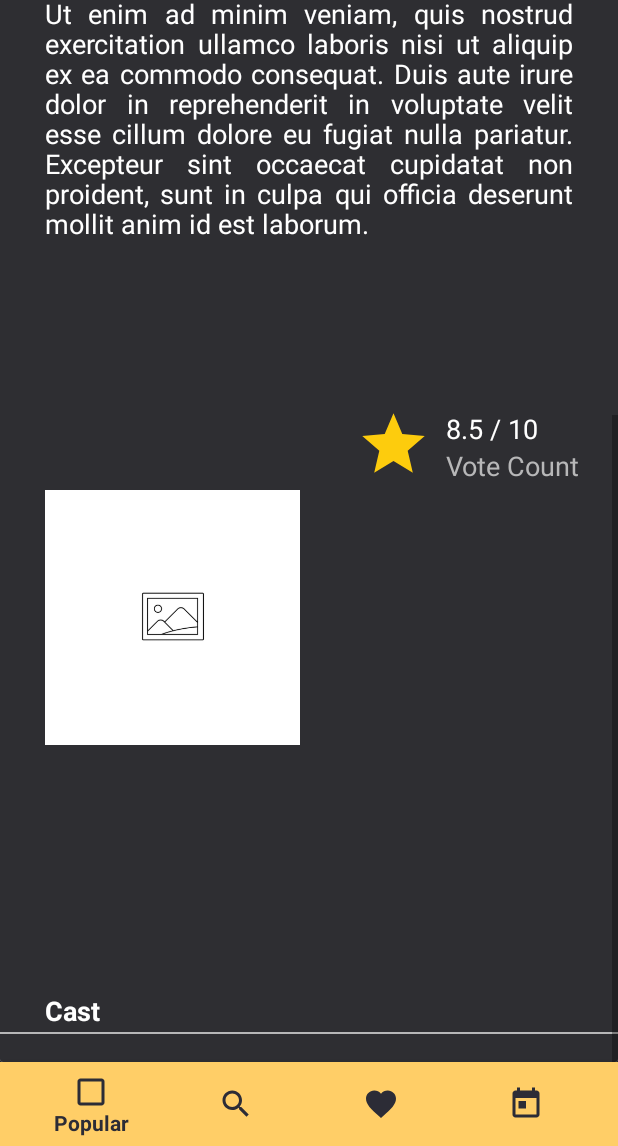
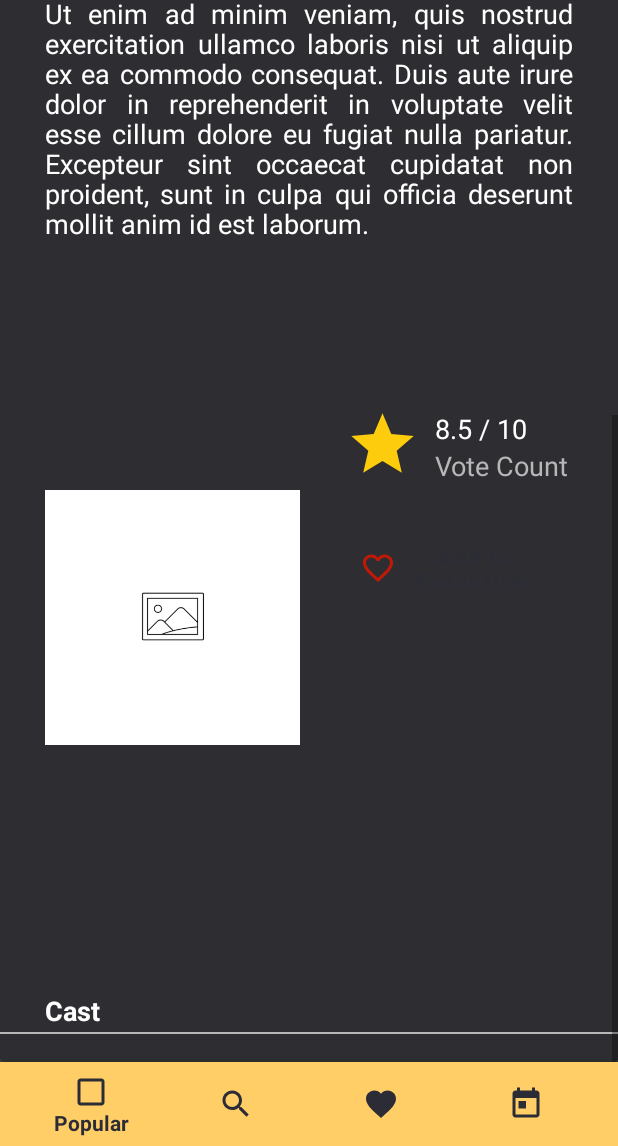
Before and after one commit to nilosh/TheMovies, an Android app: the fragment MovieDetailFragment placed in its activity, scrolled down 463 dp, on a phone screen of 412 x 824 dp, the part 90-1236 px from its top. Run offline under Robolectric (Android 15) with nearby library versions, the phone set to English and light mode, and no system bars; our stand-ins replace Picasso, Volley; network calls fail; pictures from the network do not load; 1 statement that could not run was skipped.

Commit message:
Favourite button added

```diff
--- a/app/src/main/java/com/app/themovies/models/MovieDetails.java
+++ b/app/src/main/java/com/app/themovies/models/MovieDetails.java
@@ -15,6 +15,7 @@ public class MovieDetails {
     ArrayList<Cast> cast;
     private final String poster;
     private final String backdrop;
+    private boolean isFavourite;
 
     public MovieDetails(int id, String title, String tagline, String year, ArrayList<String> genres,
                         String runtime, String description, String voteAverage, String voteCount,
@@ -30,6 +31,7 @@ public class MovieDetails {
         this.voteCount = voteCount;
         this.poster = poster;
         this.backdrop = backdrop;
+        isFavourite = false;
     }
 
     public int getId() {
@@ -87,4 +89,12 @@ public class MovieDetails {
     public void setCast(ArrayList<Cast> cast) {
         this.cast = cast;
     }
+
+    public boolean isFavourite() {
+        return isFavourite;
+    }
+
+    public void setFavourite(boolean favourite) {
+        isFavourite = favourite;
+    }
 }
--- /dev/null
+++ b/app/src/main/res/drawable/favourite_filled_icon.xml
@@ -0,0 +1,5 @@
+<vector android:height="50dp" android:tint="#C21807"
+    android:viewportHeight="24" android:viewportWidth="24"
+    android:width="50dp" xmlns:android="http://schemas.android.com/apk/res/android">
+    <path android:fillColor="@android:color/white" android:pathData="M12,21.35l-1.45,-1.32C5.4,15.36 2,12.28 2,8.5 2,5.42 4.42,3 7.5,3c1.74,0 3.41,0.81 4.5,2.09C13.09,3.81 14.76,3 16.5,3 19.58,3 22,5.42 22,8.5c0,3.78 -3.4,6.86 -8.55,11.54L12,21.35z"/>
+</vector>
--- /dev/null
+++ b/app/src/main/res/drawable/favourite_icon.xml
@@ -0,0 +1,5 @@
+<vector android:height="24dp" android:tint="#C21807"
+    android:viewportHeight="24" android:viewportWidth="24"
+    android:width="24dp" xmlns:android="http://schemas.android.com/apk/res/android">
+    <path android:fillColor="@android:color/white" android:pathData="M16.5,3c-1.74,0 -3.41,0.81 -4.5,2.09C10.91,3.81 9.24,3 7.5,3 4.42,3 2,5.42 2,8.5c0,3.78 3.4,6.86 8.55,11.54L12,21.35l1.45,-1.32C18.6,15.36 22,12.28 22,8.5 22,5.42 19.58,3 16.5,3zM12.1,18.55l-0.1,0.1 -0.1,-0.1C7.14,14.24 4,11.39 4,8.5 4,6.5 5.5,5 7.5,5c1.54,0 3.04,0.99 3.57,2.36h1.87C13.46,5.99 14.96,5 16.5,5c2,0 3.5,1.5 3.5,3.5 0,2.89 -3.14,5.74 -7.9,10.05z"/>
+</vector>
--- /dev/null
+++ b/app/src/main/res/drawable/favs_button.xml
@@ -0,0 +1,11 @@
+<?xml version="1.0" encoding="utf-8"?>
+<selector xmlns:android="http://schemas.android.com/apk/res/android">
+    <item android:state_window_focused="true">
+        <shape android:shape="rectangle">
+            <corners android:radius="5dp"/>
+            <stroke android:width="1dp"
+                android:color="@color/main" />
+            <solid android:color="@color/theme_1" />
+        </shape>
+    </item>
+</selector>
--- a/app/src/main/res/layout/fragment_movie_detail.xml
+++ b/app/src/main/res/layout/fragment_movie_detail.xml
@@ -112,8 +112,7 @@
                 android:layout_width="wrap_content"
                 android:layout_height="wrap_content"
                 android:layout_alignTop="@+id/movieDetailPoster"
-                android:paddingLeft="30dp"
-                android:layout_marginStart="7dp"
+                android:layout_marginStart="30dp"
                 android:layout_marginTop="100dp"
                 android:layout_toEndOf="@+id/movieDetailPoster"
                 android:src="@drawable/rating_star_large" />
@@ -145,6 +144,24 @@
                 android:text="@string/movie_vote_count"
                 android:textColor="@color/ash"
                 android:textSize="18sp" />
+
+            <Button
+                android:id="@+id/favouriteIcon"
+                android:layout_width="150dp"
+                android:layout_height="wrap_content"
+                android:textAllCaps="false"
+                android:padding="10dp"
+                android:textColor="@color/main"
+                android:background="@drawable/favs_button"
+                android:text="@string/add_to_favourites"
+                android:textStyle="bold"
+                android:layout_below="@+id/movieDetailRatingStar"
+                android:layout_alignStart="@+id/movieDetailRatingStar"
+                android:layout_marginStart="0dp"
+                android:layout_marginTop="30dp"
+                android:letterSpacing="0.1"
+                android:drawableLeft="@drawable/favourite_icon"
+                />
 
             <TextView
                 android:id="@+id/movieDetailCast"
--- a/app/src/main/res/values/strings.xml
+++ b/app/src/main/res/values/strings.xml
@@ -29,6 +29,8 @@
     <string name="profile_email_tag">Email</string>
     <string name="profile_email_text">User Email</string>
     <string name="facebook_app_id">1962369470583461</string>
+    <string name="add_to_favourites">Add to Favourites</string>
+    <string name="remove_from_favs">Remove from Favourites</string>
 
-    <!-- TODO: Remove or change this placeholder text -->
+
 </resources>
```
